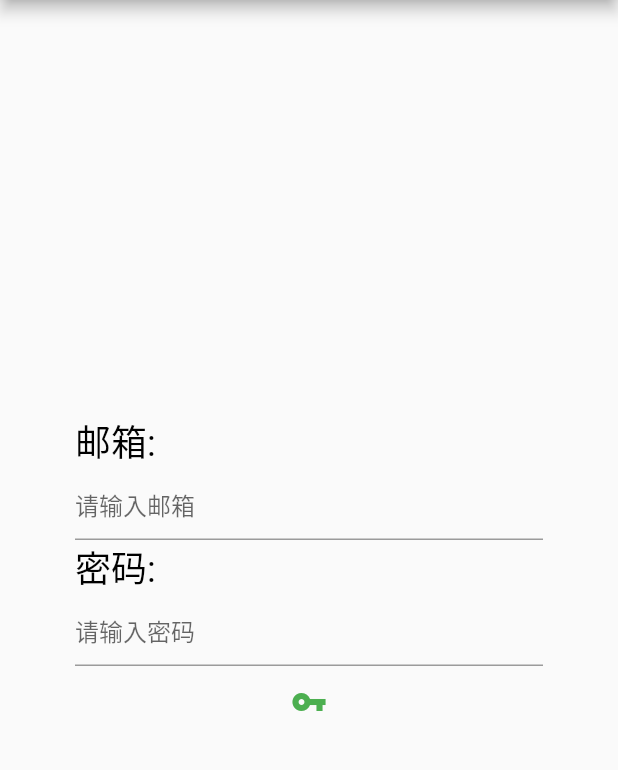
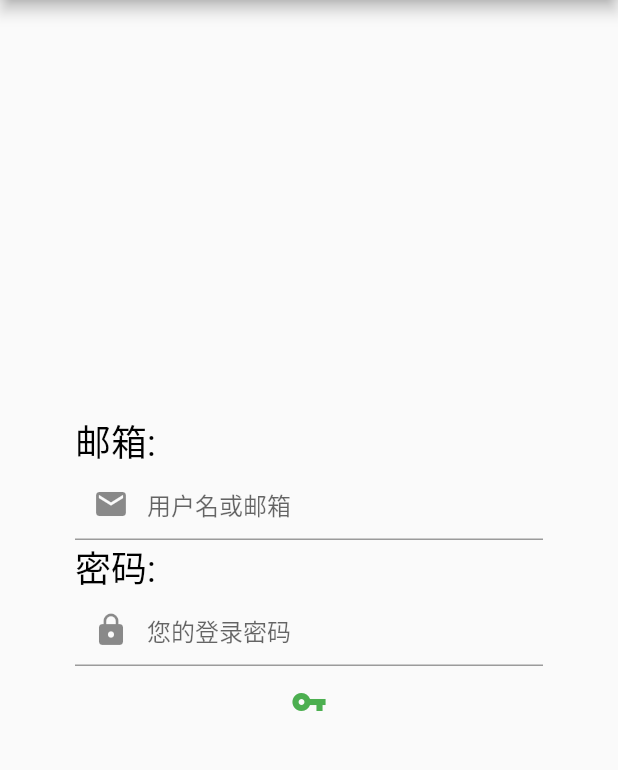
Before and after one commit to RyanHuen/FluRockToDo, a Flutter app: the screen it shows after launch, on a phone screen of 412 x 824 dp, the part 84-854 px from its top. Run offline on Flutter 3.47's test engine with Material 2 defaults, Android fonts, the phone set to English and light mode, and no system bars; drawn by our look-alikes of oktoast; our stand-ins replace dio, logger, shared_preferences; accounts and stored records are empty; network calls fail; Roboto replaces fonts that are missing (Corben).

Commit message:
对接标准response

```diff
--- /dev/null
+++ b/lib/bean/common/base_response.dart
@@ -0,0 +1,10 @@
+class BaseResponse {
+  dynamic data;
+  int statusCode;
+  String msg;
+
+  BaseResponse.fromJson(Map<String, dynamic> json)
+      : data = json['data'],
+        statusCode = json['status_code'],
+        msg = json['msg'];
+}
--- a/lib/common/common_config.dart
+++ b/lib/common/common_config.dart
@@ -6,6 +6,7 @@ import 'package:rocktodo/net/rock_net.dart';
 class CommonConfig {
   static var csrfToken = '';
   static bool login = false;
+  static const bool inProduction = const bool.fromEnvironment("dart.vm.product");
 
   static Future init() async {
     await onAppForegroundPreTask();
--- a/lib/home/home_page.dart
+++ b/lib/home/home_page.dart
@@ -8,7 +8,7 @@ class Home extends StatefulWidget {
 
 class _HomeWidgetState extends State<Home> with SingleTickerProviderStateMixin {
   TabController _tabController;
-  List tabs = ["ToDo", "Blog", "ToBe..."];
+  List tabs = ["ToDo", "Blog", "To Be Continued..."];
 
   @override
   void initState() {
@@ -51,7 +51,7 @@ class _HomeWidgetState extends State<Home> with SingleTickerProviderStateMixin {
             alignment: Alignment.center,
             child: Text(
               e,
-              textScaleFactor: 5,
+              textScaleFactor: 3,
             ),
           );
         }).toList(),
--- a/lib/login/login_page.dart
+++ b/lib/login/login_page.dart
@@ -2,7 +2,9 @@ import 'package:flutter/cupertino.dart';
 import 'package:flutter/material.dart';
 import 'package:oktoast/oktoast.dart';
 import 'package:rocktodo/bean/common/user_info.dart';
+import 'package:rocktodo/common/common_config.dart';
 import 'package:rocktodo/login/login_manager.dart';
+import 'package:rocktodo/net/net_work_error.dart';
 import 'package:rocktodo/net/rock_net.dart';
 
 class Login extends StatefulWidget {
@@ -39,7 +41,8 @@ class _LoginWidgetState extends State<Login> {
               ),
               TextFormField(
                 decoration: InputDecoration(
-                  hintText: '请输入邮箱',
+                  hintText: "用户名或邮箱",
+                  prefixIcon: Icon(Icons.email),
                 ),
                 controller: _emailController,
               ),
@@ -52,7 +55,8 @@ class _LoginWidgetState extends State<Login> {
               ),
               TextFormField(
                 decoration: InputDecoration(
-                  hintText: '请输入密码',
+                  hintText: "您的登录密码",
+                  prefixIcon: Icon(Icons.lock),
                 ),
                 controller: _passwordController,
                 obscureText: true,
@@ -69,6 +73,14 @@ class _LoginWidgetState extends State<Login> {
                     onPressed: () async {
                       String username = _emailController.text;
                       String password = _passwordController.text;
+                      if (!CommonConfig.inProduction) {
+                        if (username.isEmpty) {
+                          username = 'ryanhuen';
+                        }
+                        if (password.isEmpty) {
+                          password = 'ryansimple1001';
+                        }
+                      }
                       if (username.isEmpty) {
                         showToast("请输入用户名");
                         return;
@@ -78,7 +90,7 @@ class _LoginWidgetState extends State<Login> {
                         return;
                       }
                       RockNet rockNet = RockNet();
-                      rockNet.post(path: 'rest_api/api_auth/', params: {
+                      rockNet.post(path: 'rest_api/api_auth', params: {
                         'username': username,
                         'password': password
                       }).then((value) {
@@ -92,7 +104,11 @@ class _LoginWidgetState extends State<Login> {
                           Navigator.pushReplacementNamed(context, '/home');
                         }
                       }).catchError((e) {
-                        showToast("登录失败");
+                        if (e is NetWorkError) {
+                          showToast(e.message);
+                        } else {
+                          showToast("登录失败");
+                        }
                       });
                     },
                   ),
```
Also changed, not shown: lib/net/rock_net.dart (+18 -3 lines), 1 other file.
